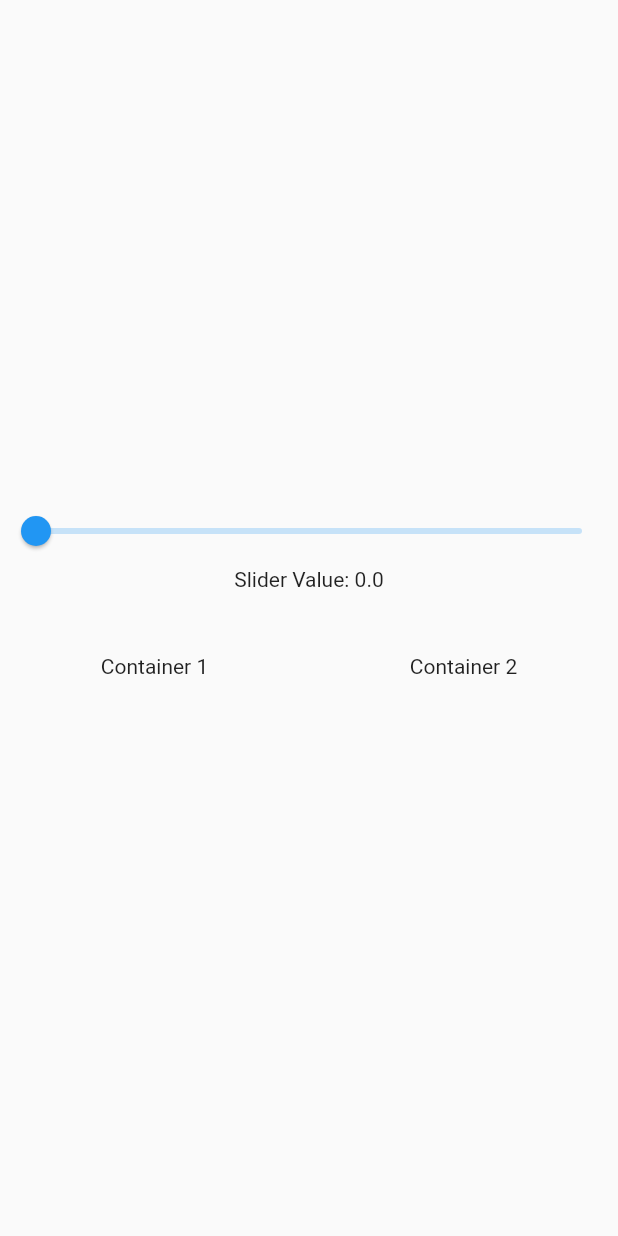
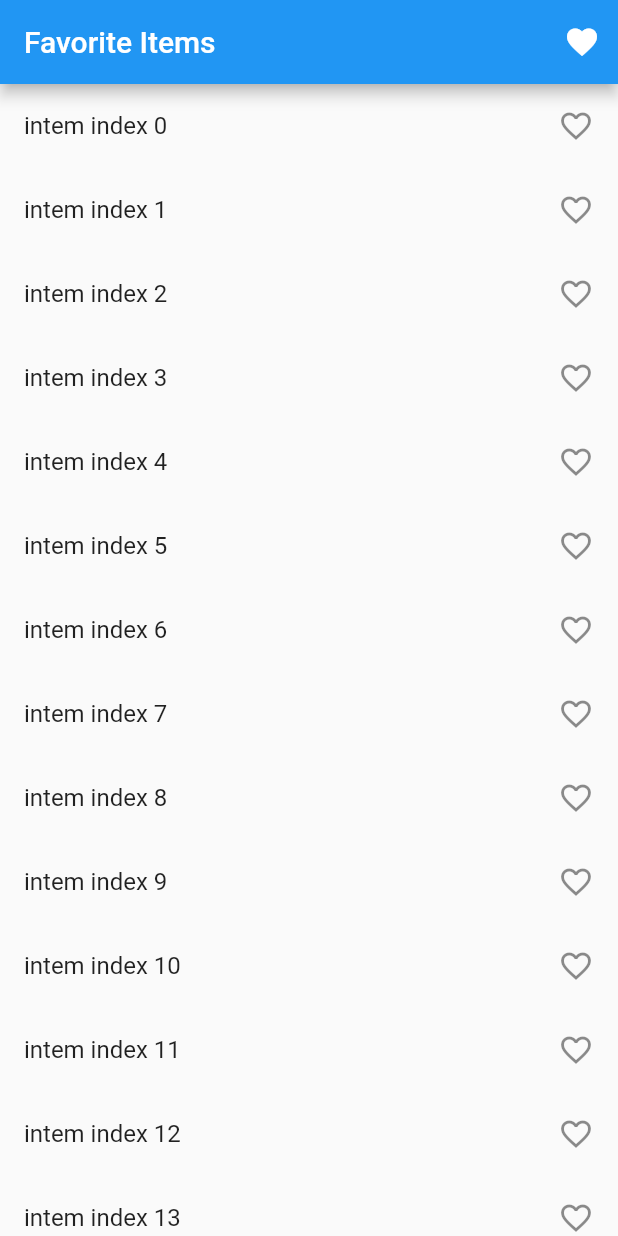
Before and after one commit to mehedi481/flutter-statemanagement-with-provider, a Flutter app: the screen it shows after launch, on a phone screen of 412 x 824 dp. Run offline on Flutter 3.47's test engine with Material 2 defaults, Android fonts, the phone set to English and light mode, and no system bars.

Commit message:
favorite item add/remove using provider

```diff
--- a/lib/main.dart
+++ b/lib/main.dart
@@ -1,8 +1,10 @@
 import 'package:flutter/material.dart';
 import 'package:flutter_statemanagement_provider/provider/count_provider.dart';
 import 'package:flutter_statemanagement_provider/provider/example_one_provider.dart';
+import 'package:flutter_statemanagement_provider/provider/favourite_item_provider.dart';
 import 'package:flutter_statemanagement_provider/screens/count_example.dart';
 import 'package:flutter_statemanagement_provider/screens/example_one.dart';
+import 'package:flutter_statemanagement_provider/screens/favourite/favourite_screen.dart';
 // ignore: depend_on_referenced_packages
 import 'package:provider/provider.dart';
 
@@ -34,13 +36,16 @@ class MyApp extends StatelessWidget {
         ChangeNotifierProvider(
           create: (_) => ExampleOneProvider(),
         ),
+        ChangeNotifierProvider(
+          create: (_) => FavouriteItemProvider(),
+        ),
       ],
       child: MaterialApp(
         title: 'Flutter Demo',
         theme: ThemeData(
           primarySwatch: Colors.blue,
         ),
-        home: ExampleOneScreen(),
+        home: FavouriteScreen(),
       ),
     );
   }
--- /dev/null
+++ b/lib/provider/favourite_item_provider.dart
@@ -0,0 +1,16 @@
+import 'package:flutter/foundation.dart';
+
+class FavouriteItemProvider with ChangeNotifier {
+  List<int> _selectedItem = [];
+  List<int> get selectedItem => _selectedItem;
+
+  void addItem(int value) {
+    _selectedItem.add(value);
+    notifyListeners();
+  }
+
+  void removeItem(int value) {
+    _selectedItem.remove(value);
+    notifyListeners();
+  }
+}
--- /dev/null
+++ b/lib/screens/favourite/fav_action_screen.dart
@@ -0,0 +1,44 @@
+import 'package:flutter/material.dart';
+import 'package:flutter_statemanagement_provider/provider/favourite_item_provider.dart';
+import 'package:provider/provider.dart';
+
+class FavItems extends StatefulWidget {
+  const FavItems({Key? key}) : super(key: key);
+
+  @override
+  State<FavItems> createState() => _FavItemsState();
+}
+
+class _FavItemsState extends State<FavItems> {
+  @override
+  Widget build(BuildContext context) {
+    final _favItemProvider =
+        // Provider.of<FavouriteItemProvider>(context, listen: true);
+        print("widget build");
+    return Scaffold(
+        appBar: AppBar(
+          title: Text("Favorite Items"),
+        ),
+        body: Consumer<FavouriteItemProvider>(builder: (context, value, child) {
+          return ListView.builder(
+              itemCount: value.selectedItem.length,
+              // context.watch<FavouriteItemProvider>().selectedItem.length,
+              // itemCount: _favItemProvider.selectedItem.length,
+              itemBuilder: ((context, index) {
+                return ListTile(
+                  onTap: () {
+                    if (value.selectedItem.contains(index)) {
+                      value.removeItem(index);
+                    } else {
+                      value.addItem(index);
+                    }
+                  },
+                  title: Text("intem index $index"),
+                  trailing: value.selectedItem.contains(index)
+                      ? Icon(Icons.favorite)
+                      : Icon(Icons.favorite_border_outlined),
+                );
+              }));
+        }));
+  }
+}
--- /dev/null
+++ b/lib/screens/favourite/favourite_screen.dart
@@ -0,0 +1,47 @@
+import 'package:flutter/material.dart';
+import 'package:flutter_statemanagement_provider/provider/favourite_item_provider.dart';
+import 'package:flutter_statemanagement_provider/screens/favourite/fav_action_screen.dart';
+import 'package:provider/provider.dart';
+
+class FavouriteScreen extends StatefulWidget {
+  const FavouriteScreen({Key? key}) : super(key: key);
+
+  @override
+  State<FavouriteScreen> createState() => _FavouriteScreenState();
+}
+
+class _FavouriteScreenState extends State<FavouriteScreen> {
+  @override
+  Widget build(BuildContext context) {
+    print("widget build");
+    return Scaffold(
+        appBar: AppBar(title: Text("Favorite Items"), actions: [
+          IconButton(
+              onPressed: () {
+                Navigator.push(context,
+                    MaterialPageRoute(builder: ((context) => FavItems())));
+              },
+              icon: Icon(Icons.favorite)),
+        ]),
+        body: ListView.builder(
+            itemCount: 100,
+            itemBuilder: ((context, index) {
+              return Consumer<FavouriteItemProvider>(
+                  builder: (context, value, child) {
+                return ListTile(
+                  onTap: () {
+                    if (value.selectedItem.contains(index)) {
+                      value.removeItem(index);
+                    } else {
+                      value.addItem(index);
+                    }
+                  },
+                  title: Text("intem index $index"),
+                  trailing: value.selectedItem.contains(index)
+                      ? Icon(Icons.favorite)
+                      : Icon(Icons.favorite_border_outlined),
+                );
+              });
+            })));
+  }
+}
```
